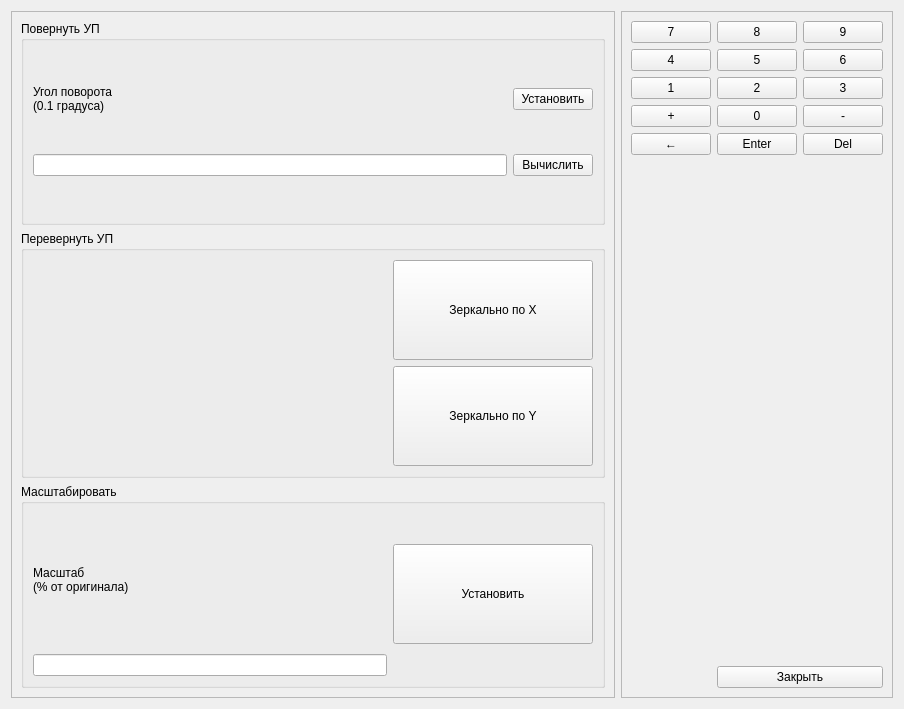
Before: the Qt Designer form phx-cnc-ui-mainform/src/CXTurnDialog.ui in superkulpa/phx-cnc-ui, drawn with Qt 5.
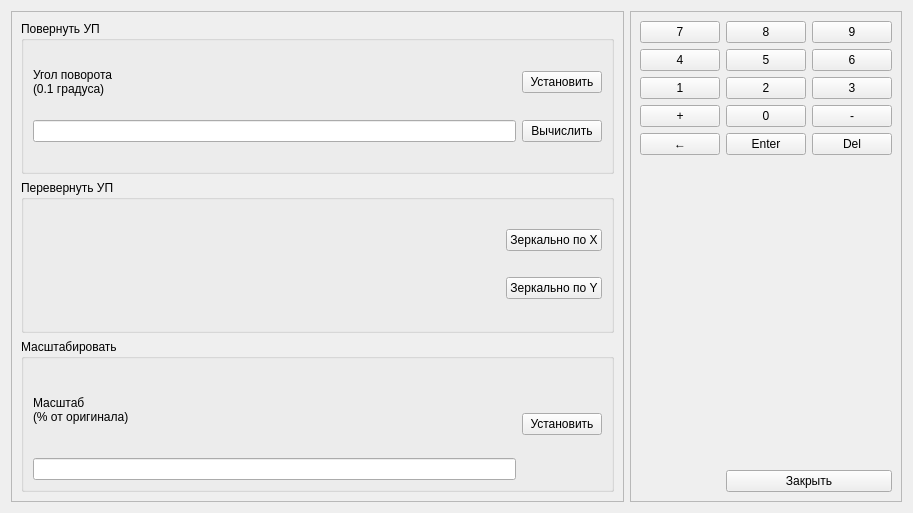
After: the same form once the commit is applied.

What changed in the file:
```diff
--- a/phx-cnc-ui-mainform/src/CXTurnDialog.ui
+++ b/phx-cnc-ui-mainform/src/CXTurnDialog.ui
@@ -6,8 +6,8 @@
    <rect>
     <x>0</x>
     <y>0</y>
-    <width>904</width>
-    <height>709</height>
+    <width>913</width>
+    <height>513</height>
    </rect>
   </property>
   <property name="windowTitle">
@@ -67,12 +67,9 @@
         </property>
         <layout class="QGridLayout" name="gridLayout_3">
          <item row="1" column="1">
-          <widget class="QPushButton" name="pushButton_20">
-           <property name="minimumSize">
-            <size>
-             <width>200</width>
-             <height>100</height>
-            </size>
+          <widget class="QPushButton" name="mFlipYButton">
+           <property name="focusPolicy">
+            <enum>Qt::NoFocus</enum>
            </property>
            <property name="text">
             <string>Зеркально по Y</string>
@@ -80,12 +77,9 @@
           </widget>
          </item>
          <item row="0" column="1">
-          <widget class="QPushButton" name="pushButton_19">
-           <property name="minimumSize">
-            <size>
-             <width>200</width>
-             <height>100</height>
-            </size>
+          <widget class="QPushButton" name="mFlipXButton">
+           <property name="focusPolicy">
+            <enum>Qt::NoFocus</enum>
            </property>
            <property name="text">
             <string>Зеркально по X</string>
@@ -125,12 +119,9 @@
           </widget>
          </item>
          <item row="0" column="1" rowspan="2">
-          <widget class="QPushButton" name="pushButton_21">
-           <property name="minimumSize">
-            <size>
-             <width>200</width>
-             <height>100</height>
-            </size>
+          <widget class="QPushButton" name="mWriteScaleButton">
+           <property name="focusPolicy">
+            <enum>Qt::NoFocus</enum>
            </property>
            <property name="text">
             <string>Установить</string>
```
Left out of the diff: 137 changed lines with no effect on the pictures.
